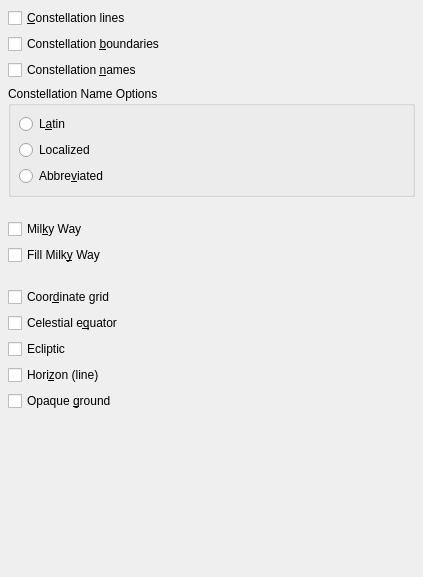
Old version of the form kstars/opsguides.ui in the repository KDE/kstars.
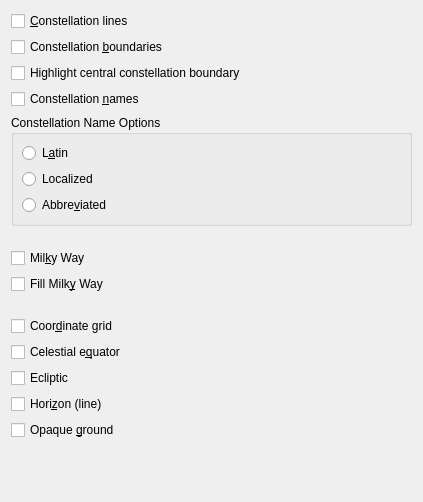
New version of the form.

Commit message: Add the central constellation boundary highlight as a user-visible option in the configuration window.

What changed in the file:
```diff
--- a/kstars/opsguides.ui
+++ b/kstars/opsguides.ui
@@ -9,16 +9,10 @@
     <x>0</x>
     <y>0</y>
     <width>423</width>
-    <height>577</height>
+    <height>502</height>
    </rect>
   </property>
   <layout class="QVBoxLayout" >
-   <property name="margin" >
-    <number>8</number>
-   </property>
-   <property name="spacing" >
-    <number>6</number>
-   </property>
    <item>
     <widget class="QCheckBox" name="kcfg_ShowCLines" >
      <property name="toolTip" >
@@ -39,6 +33,13 @@
      </property>
     </widget>
    </item>
+   <item>
+    <widget class="QCheckBox" name="kcfg_ShowHighlightedCBound" >
+     <property name="text" >
+      <string>Highlight central constellation boundary</string>
+     </property>
+    </widget>
+   </item>
    <item>
     <widget class="QCheckBox" name="kcfg_ShowCNames" >
      <property name="toolTip" >
```
Left out of the diff: 18 changed lines with no effect on the pictures. The commit also changes 2 other files.
